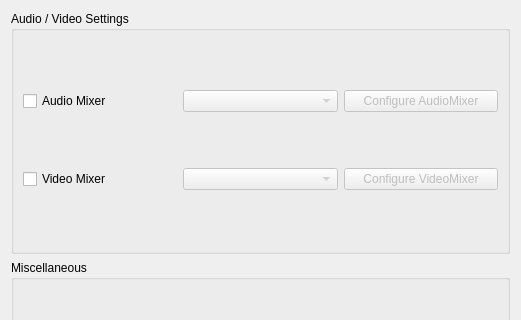
Freeseer/freeseer, file src/freeseer/frontend/configtool2/forms/generalui.ui: the form before one commit; both pictures show x 0 to 521 and y 0 to 320 of the 521 by 514 pixel window.
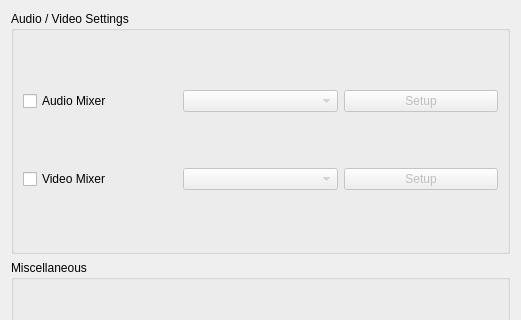
The form after the commit.

Commit message: - General Widget now loads saved settings. - Plugin Widgets are now loaded during initialization. - Fixed issue where some plugin types did not inherit IBackendPlugin type.

```diff
--- a/src/freeseer/frontend/configtool2/forms/generalui.ui
+++ b/src/freeseer/frontend/configtool2/forms/generalui.ui
@@ -40,7 +40,7 @@
          <bool>false</bool>
         </property>
         <property name="text">
-         <string>Configure AudioMixer</string>
+         <string>Setup</string>
         </property>
        </widget>
       </item>
@@ -64,7 +64,7 @@
          <bool>false</bool>
         </property>
         <property name="text">
-         <string>Configure VideoMixer</string>
+         <string>Setup</string>
         </property>
        </widget>
       </item>
```
Left out of the diff: 4 changed lines with no effect on the pictures. The commit also changes 4 other files.
